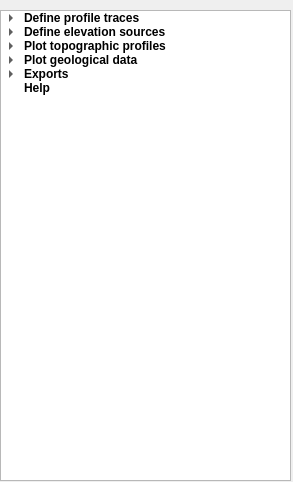
Above: ui/choices_treewidget.ui from mauroalberti/qProf before the change. Below: the same form after it.
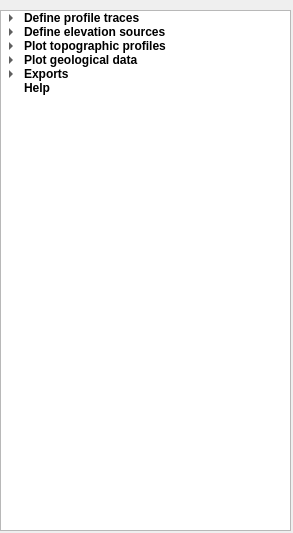
That is the form after the change. Icons and pictures are not drawn.

Commit message: Restoring profile line digitation

```diff
--- a/ui/choices_treewidget.ui
+++ b/ui/choices_treewidget.ui
@@ -7,7 +7,7 @@
     <x>0</x>
     <y>0</y>
     <width>293</width>
-    <height>482</height>
+    <height>533</height>
    </rect>
   </property>
   <property name="windowTitle">
@@ -26,7 +26,7 @@
      <x>0</x>
      <y>10</y>
      <width>291</width>
-     <height>471</height>
+     <height>521</height>
     </rect>
    </property>
    <property name="sizePolicy">
```
Left out of the diff: 15 changed lines with no effect on the pictures. The commit also changes 2 other files.
